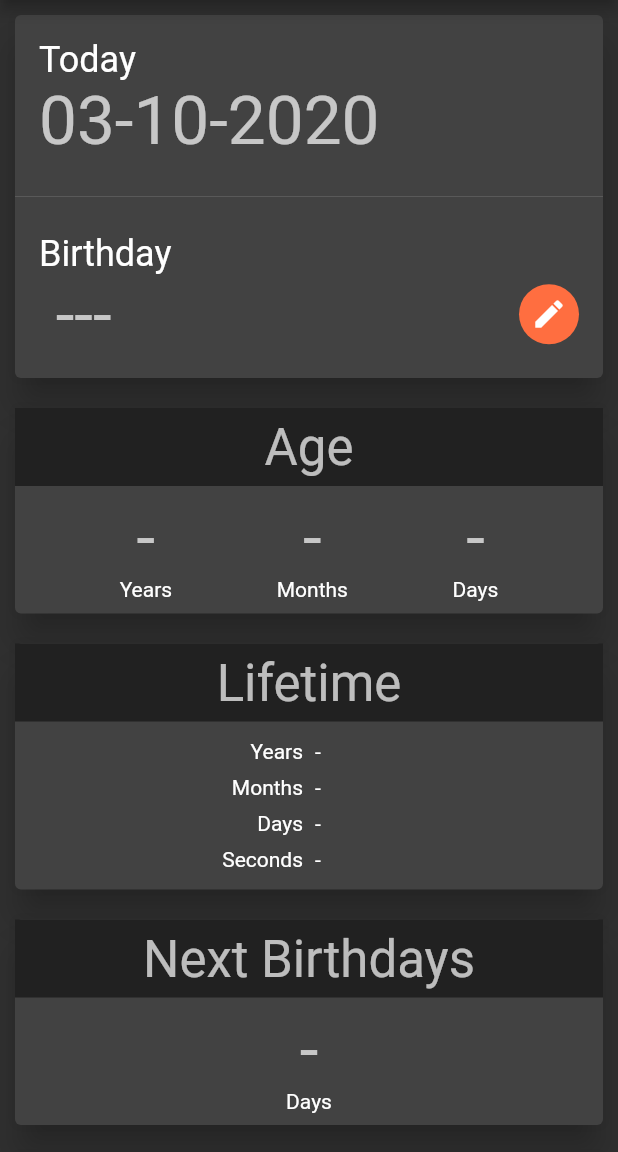
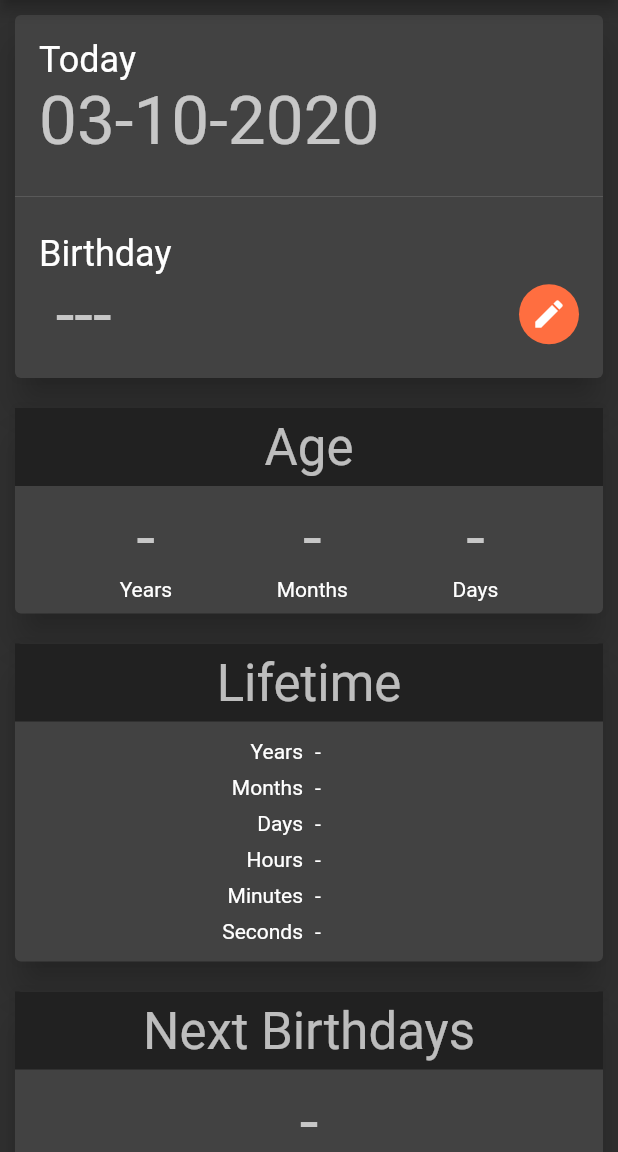
Before and after one commit to nick990/AgeCalculator, a Flutter app: the screen it shows after launch, on a phone screen of 412 x 824 dp, the part 84-1236 px from its top. Run offline on Flutter 3.47's test engine with Material 2 defaults, Android fonts, the phone set to English and light mode, and no system bars; our stand-ins replace share.

Commit message:
Added hours and minutes to lifetime. Fix age calculation. Refactoring Lifetime.

```diff
--- a/lib/models/Age.dart
+++ b/lib/models/Age.dart
@@ -6,6 +6,8 @@ class AgeModel {
   DateTime today; //today
   int daysToNextBD;
   AgeModel({this.birthday, this.today}) {
+    print("Today: ${today}");
+    print("Birthday: ${birthday}");
     DateTime lastBirthday = getLastBirthday();
     print("Last birthday: ${lastBirthday.toString()}");
     this.years = today.year - birthday.year;
@@ -31,7 +33,7 @@ class AgeModel {
 
     DateTime nextBirthday = getNextBirthday();
     print("Next birthday: ${nextBirthday}");
-    this.daysToNextBD = nextBirthday.difference(today).inDays + 1;
+    this.daysToNextBD = nextBirthday.difference(today).inDays;
   }
 
   DateTime getNextBirthday() {
@@ -48,7 +50,8 @@ class AgeModel {
     var currentYearBirthday =
         DateTime(today.year, birthday.month, birthday.day);
 
-    if (currentYearBirthday.isBefore(today)) {
+    if (currentYearBirthday.isBefore(today) ||
+        currentYearBirthday.isAtSameMomentAs(today)) {
       return currentYearBirthday;
     } else {
       return DateTime(today.year - 1, birthday.month, birthday.day);
--- a/lib/models/Lifetime.dart
+++ b/lib/models/Lifetime.dart
@@ -4,11 +4,16 @@ class LifeTime {
   int years;
   int months;
   int days;
+  int hours;
   int seconds;
+  int minutes;
+
   LifeTime(AgeModel age) {
     this.years = age.years;
     this.months = this.years * 12 + age.months;
     this.days = age.today.difference(age.birthday).inDays;
     this.seconds = age.today.difference(age.birthday).inSeconds;
+    this.hours = age.today.difference(age.birthday).inHours;
+    this.minutes = age.today.difference(age.birthday).inMinutes;
   }
 }
--- a/lib/pages/home.dart
+++ b/lib/pages/home.dart
@@ -1,6 +1,7 @@
 import 'package:age_calculator/models/Age.dart';
 import 'package:age_calculator/models/Lifetime.dart';
 import 'package:age_calculator/pages/format.dart';
+import 'package:age_calculator/widgets/lifetime.dart';
 import 'package:age_calculator/widgets/mycard.dart';
 import 'package:flutter/material.dart';
 import 'package:intl/intl.dart';
@@ -47,7 +48,8 @@ class _HomeState extends State<Home> {
   @override
   void initState() {
     birthdayDate = null;
-    todayDate = DateTime.now();
+    var now = DateTime.now();
+    todayDate = new DateTime(now.year, now.month, now.day);
     age = null;
     lifeTime = null;
     format = 'dd-MM-yyyy';
@@ -208,98 +210,6 @@ class _HomeState extends State<Home> {
       },
     );
 
-    var lifetimeSection = MyCard(
-      title: 'Lifetime',
-      body: Table(
-        children: [
-          TableRow(
-            children: [
-              TableCell(
-                child: Padding(
-                  padding: EdgeInsets.all(4.0),
-                  child: Text(
-                    'Years \t',
-                    textAlign: TextAlign.end,
-                  ),
-                ),
-              ),
-              TableCell(
-                child: Padding(
-                  padding: EdgeInsets.all(4.0),
-                  child: Text(
-                    this.lifeTime != null ? lifeTime.years.toString() : '-',
-                  ),
-                ),
-              )
-            ],
-          ),
-          TableRow(
-            children: [
-              TableCell(
-                child: Padding(
-                  padding: EdgeInsets.all(4.0),
-                  child: Text(
-                    'Months \t',
-                    textAlign: TextAlign.end,
-                  ),
-                ),
-              ),
-              TableCell(
-                child: Padding(
-                  padding: EdgeInsets.all(4.0),
-                  child: Text(
-                    this.lifeTime != null ? lifeTime.months.toString() : '-',
-                  ),
-                ),
-              )
-            ],
-          ),
-          TableRow(
-            children: [
-              TableCell(
-                child: Padding(
-                  padding: EdgeInsets.all(4.0),
-                  child: Text(
-                    "Days  \t",
-                    textAlign: TextAlign.end,
-                  ),
-                ),
-              ),
-              TableCell(
-                child: Padding(
-                  padding: EdgeInsets.all(4.0),
-                  child: Text(
-                    this.lifeTime != null ? lifeTime.days.toString() : '-',
-                  ),
-                ),
-              )
-            ],
-          ),
-          TableRow(
-            children: [
-              TableCell(
-                child: Padding(
-                  padding: EdgeInsets.all(4.0),
-                  child: Text(
-                    'Seconds \t',
-                    textAlign: TextAlign.end,
-                  ),
-                ),
-              ),
-              TableCell(
-                child: Padding(
-                  padding: EdgeInsets.all(4.0),
-                  child: Text(
-                    this.lifeTime != null ? lifeTime.seconds.toString() : '-',
-                  ),
-                ),
-              )
-            ],
-          ),
-        ],
-      ),
-    );
-
     var upcomingBirthdaysSection = MyCard(
       title: 'Upcoming Birthdays',
       body: Table(
@@ -338,7 +248,9 @@ class _HomeState extends State<Home> {
             children: [
               datesSection,
               ageSection,
-              lifetimeSection,
+              LifetimeWidget(
+                lifetime: lifeTime,
+              ),
               nextBirthdaySection,
               upcomingBirthdaysSection,
             ],
--- /dev/null
+++ b/lib/widgets/lifetime.dart
@@ -0,0 +1,146 @@
+import 'package:age_calculator/models/Lifetime.dart';
+import 'package:flutter/material.dart';
+
+import 'mycard.dart';
+
+class LifetimeWidget extends StatelessWidget {
+  final LifeTime lifetime;
+  LifetimeWidget({this.lifetime});
+
+  @override
+  Widget build(BuildContext context) {
+    return MyCard(
+      title: 'Lifetime',
+      body: Table(
+        children: [
+          TableRow(
+            children: [
+              TableCell(
+                child: Padding(
+                  padding: EdgeInsets.all(4.0),
+                  child: Text(
+                    'Years \t',
+                    textAlign: TextAlign.end,
+                  ),
+                ),
+              ),
+              TableCell(
+                child: Padding(
+                  padding: EdgeInsets.all(4.0),
+                  child: Text(
+                    this.lifetime != null ? lifetime.years.toString() : '-',
+                  ),
+                ),
+              )
+            ],
+          ),
+          TableRow(
+            children: [
+              TableCell(
+                child: Padding(
+                  padding: EdgeInsets.all(4.0),
+                  child: Text(
+                    'Months \t',
+                    textAlign: TextAlign.end,
+                  ),
+                ),
+              ),
+              TableCell(
+                child: Padding(
+                  padding: EdgeInsets.all(4.0),
+                  child: Text(
+                    this.lifetime != null ? lifetime.months.toString() : '-',
+                  ),
+                ),
+              )
+            ],
+          ),
+          TableRow(
+            children: [
+              TableCell(
+                child: Padding(
+                  padding: EdgeInsets.all(4.0),
+                  child: Text(
+                    "Days  \t",
+                    textAlign: TextAlign.end,
+                  ),
+                ),
+              ),
+              TableCell(
+                child: Padding(
+                  padding: EdgeInsets.all(4.0),
+                  child: Text(
+                    this.lifetime != null ? lifetime.days.toString() : '-',
+                  ),
+                ),
+              )
+            ],
+          ),
+          TableRow(
+            children: [
+              TableCell(
+                child: Padding(
+                  padding: EdgeInsets.all(4.0),
+                  child: Text(
+                    'Hours \t',
+                    textAlign: TextAlign.end,
+                  ),
+                ),
+              ),
+              TableCell(
+                child: Padding(
+                  padding: EdgeInsets.all(4.0),
+                  child: Text(
+                    this.lifetime != null ? lifetime.hours.toString() : '-',
+                  ),
+                ),
+              )
+            ],
+          ),
+          TableRow(
+            children: [
+              TableCell(
+                child: Padding(
+                  padding: EdgeInsets.all(4.0),
+                  child: Text(
+                    'Minutes \t',
+                    textAlign: TextAlign.end,
+                  ),
+                ),
+              ),
+              TableCell(
+                child: Padding(
+                  padding: EdgeInsets.all(4.0),
+                  child: Text(
+                    this.lifetime != null ? lifetime.minutes.toString() : '-',
+                  ),
+                ),
+              )
+            ],
+          ),
+          TableRow(
+            children: [
+              TableCell(
+                child: Padding(
+                  padding: EdgeInsets.all(4.0),
+                  child: Text(
+                    'Seconds \t',
+                    textAlign: TextAlign.end,
+                  ),
+                ),
+              ),
+              TableCell(
+                child: Padding(
+                  padding: EdgeInsets.all(4.0),
+                  child: Text(
+                    this.lifetime != null ? lifetime.seconds.toString() : '-',
+                  ),
+                ),
+              )
+            ],
+          ),
+        ],
+      ),
+    );
+  }
+}
```
